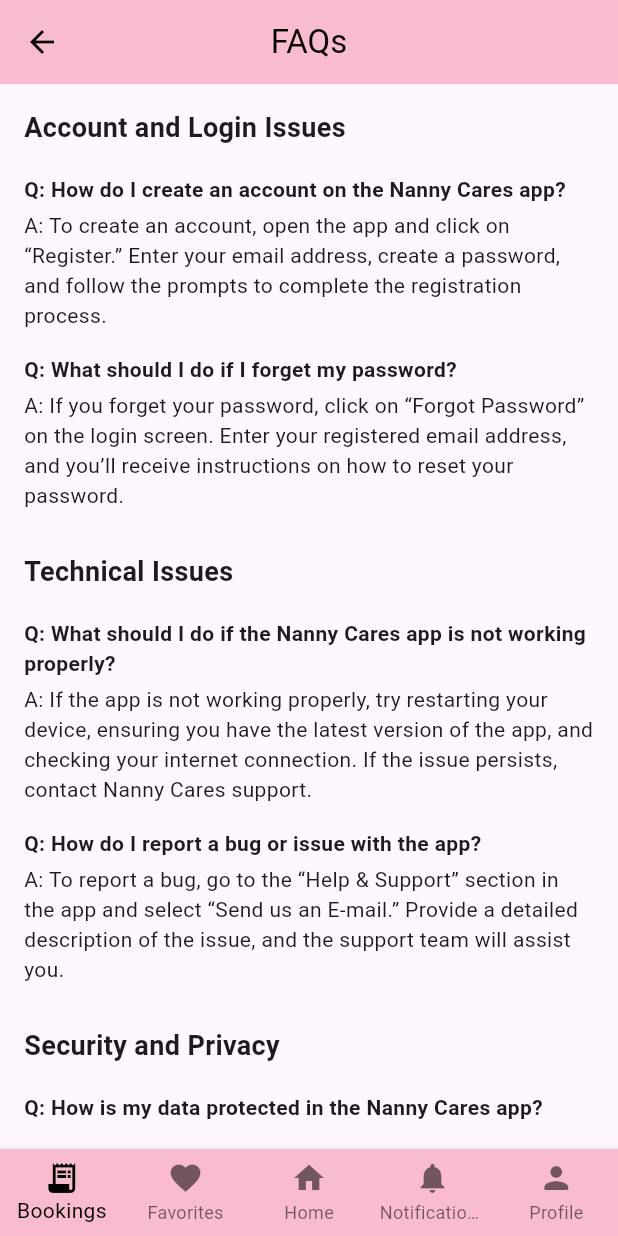
After one commit to LAJulia01/Flutter-Final-Project, a Flutter app: the HelpSupportScreen screen opened directly, after a tap on "FAQs", on a phone screen of 412 x 824 dp. The commit adds this screen. Run offline on Flutter 3.47's test engine with Material 3 defaults, Android fonts, the phone set to English and light mode, and no system bars; our stand-ins replace dio, file_picker, firebase_core, geolocator, google_maps_flutter, image_picker and 1 more; missing offline and left inert: flutter_polyline_points; accounts and stored records are empty.

Commit message:
edit as of 11/08/24

```diff
--- a/lib/main.dart
+++ b/lib/main.dart
@@ -1,5 +1,6 @@
 import 'package:flutter/material.dart';
 import 'package:firebase_core/firebase_core.dart';
+import 'package:module2_4_lab_exercise/models/helpandsupp_page.dart';
 import 'package:module2_4_lab_exercise/models/loginpage.dart';
 import 'firebase_options.dart';
 
@@ -17,13 +18,13 @@ class MyApp extends StatelessWidget {
   @override
   Widget build(BuildContext context) {
     return MaterialApp(
-      debugShowCheckedModeBanner: false,
+      debugShowCheckedModeBanner: true,
       title: 'Nanny Cares',
       theme: ThemeData(
         colorSchemeSeed: Color(0xffFFC1CC),
         useMaterial3: true,
       ),
-      home: const LoginPage(),
+      home: const HelpandSupportPage(),
     );
   }
 }
--- a/lib/models/helpandsupp_page.dart
+++ b/lib/models/helpandsupp_page.dart
@@ -1,118 +1,140 @@
 import 'package:flutter/material.dart';
+import 'package:module2_4_lab_exercise/models/helpandsupp_page2.dart';
+import 'package:module2_4_lab_exercise/models/helpandsupp_page3.dart';
 
-class Support extends StatelessWidget {
-  const Support({super.key});
+class HelpandSupportPage extends StatelessWidget {
+  const HelpandSupportPage({super.key});
+
+  @override
+  Widget build(BuildContext context) {
+    return MaterialApp(
+      home: HelpSupportScreen(),
+    );
+  }
+}
+
+class HelpSupportScreen extends StatelessWidget {
+  const HelpSupportScreen({super.key});
 
   @override
   Widget build(BuildContext context) {
     return Scaffold(
       appBar: AppBar(
-        title: const Text('Support'),
+        backgroundColor: Colors.pink[100],
+        leading: IconButton(
+          icon: Icon(Icons.arrow_back, color: Colors.black),
+          onPressed: () {
+            Navigator.pop(context); // Go back to the previous screen
+          },
+        ),
+        title: Text(
+          'Help and Support',
+          style: TextStyle(color: Colors.black),
+        ),
+        centerTitle: true,
+        elevation: 0,
       ),
       body: Padding(
         padding: const EdgeInsets.all(16.0),
         child: Column(
           mainAxisAlignment: MainAxisAlignment.center,
-          children: <Widget>[
-            Center(
-              child: Image.asset(
-                'images/penny.png',
-                width: 100,
-                height: 100,
-                semanticLabel: 'Support Center Logo', // For accessibility
-              ),
-            ),
-              const SizedBox(height: 16),
-
-            // Centered text
-            const Text(
-              'Support Center',
-              style: TextStyle(
-                fontSize: 24,
-                fontWeight: FontWeight.bold,
-              ),
+          children: [
+            Text(
+              'Hello, How can we Help you?',
+              style: TextStyle(fontSize: 18, fontWeight: FontWeight.bold),
               textAlign: TextAlign.center,
             ),
-            const SizedBox(height: 32),
-
-            // Box buttons
-            Column(
-              mainAxisSize: MainAxisSize.min,
-              children: [
-                _buildBoxButton(
+            SizedBox(height: 40),
+            SupportButton(
+              icon: Icons.email,
+              text: 'Send us an E-mail',
+              onTap: () {
+                Navigator.push(
                   context,
-                  'Button 1',
-                  'images/image1.png',
-                  const NextScreen1(),
-                ),
-                const SizedBox(height: 16),
-                _buildBoxButton(
+                  MaterialPageRoute(builder: (context) => HelpandsuppPage2()),
+                ); // Navigate to HelpandsuppPage2
+              },
+            ),
+            SizedBox(height: 20),
+            SupportButton(
+              text: 'FAQs',
+              onTap: () {
+                Navigator.push(
                   context,
-                  'Button 2',
-                  'images/image2.png',
-                  const NextScreen2(),
-                ),
-                const SizedBox(height: 16),
-                _buildBoxButton(
-                  context,
-                  'Button 3',
-                  'images/image3.png',
-                  const NextScreen3(),
-                ),
-              ],
+                  MaterialPageRoute(builder: (context) => HelpandsuppPage3()),
+                ); // Navigate to HelpandsuppPage3
+              },
             ),
           ],
         ),
       ),
+      bottomNavigationBar: BottomNavigationBar(
+        type: BottomNavigationBarType.fixed,
+        backgroundColor: Colors.pink[100],
+        selectedItemColor: Colors.black,
+        unselectedItemColor: Colors.black54,
+        items: const [
+          BottomNavigationBarItem(
+            icon: Icon(Icons.receipt_long),
+            label: 'Bookings',
+          ),
+          BottomNavigationBarItem(
+            icon: Icon(Icons.favorite),
+            label: 'Favorites',
+          ),
+          BottomNavigationBarItem(
+            icon: Icon(Icons.home),
+            label: 'Home',
+          ),
+          BottomNavigationBarItem(
+            icon: Icon(Icons.notifications),
+            label: 'Notifications',
+          ),
+          BottomNavigationBarItem(
+            icon: Icon(Icons.person),
+            label: 'Profile',
+          ),
+        ],
+        onTap: (index) {
+          // Handle bottom navigation actions
+        },
+      ),
     );
   }
+}
 
-  Widget _buildBoxButton(
-      BuildContext context, String text, String imagePath, Widget nextScreen) {
-    return InkWell(
-      onTap: () {
-        Navigator.push(
-          context,
-          MaterialPageRoute(builder: (context) => nextScreen),
-        );
-      },
+class SupportButton extends StatelessWidget {
+  final IconData? icon;
+  final String text;
+  final VoidCallback onTap;
+
+  const SupportButton({
+    super.key,
+    this.icon,
+    required this.text,
+    required this.onTap,
+  });
+
+  @override
+  Widget build(BuildContext context) {
+    return GestureDetector(
+      onTap: onTap,
       child: Container(
-        padding: const EdgeInsets.all(16),
+        padding: EdgeInsets.symmetric(vertical: 12.0, horizontal: 16.0),
         decoration: BoxDecoration(
-          color: Colors.blue,
-          borderRadius: BorderRadius.circular(8),
-          boxShadow: [
-            BoxShadow(
-              color: Colors.black.withOpacity(0.2),
-              blurRadius: 5,
-              offset: const Offset(0, 3),
-            ),
-          ],
+          color: Colors.grey[300],
+          borderRadius: BorderRadius.circular(8.0),
         ),
         child: Row(
-          mainAxisAlignment: MainAxisAlignment.spaceBetween,
+          mainAxisAlignment: MainAxisAlignment.center,
           children: [
-            Row(
-              children: [
-                Image.asset(
-                  imagePath,
-                  width: 40,
-                  height: 40,
-                  semanticLabel: '$text Icon', // For accessibility
-                ),
-                const SizedBox(width: 8),
-                Text(
-                  text,
-                  style: const TextStyle(
-                    color: Colors.white,
-                    fontSize: 18,
-                  ),
-                ),
-              ],
-            ),
-            const Icon(
-              Icons.arrow_forward,
-              color: Colors.white,
+            if (icon != null) ...[
+              Icon(icon, color: Colors.red),
+              SizedBox(width: 8.0),
+            ],
+            Text(
+              text,
+              style: TextStyle(fontSize: 16, fontWeight: FontWeight.w500),
             ),
           ],
         ),
@@ -120,40 +142,3 @@ class Support extends StatelessWidget {
     );
   }
 }
-
-// Placeholder screens for navigation
-class NextScreen1 extends StatelessWidget {
-  const NextScreen1({super.key});
-
-  @override
-  Widget build(BuildContext context) {
-    return Scaffold(
-      appBar: AppBar(title: const Text('Next Screen 1')),
-      body: const Center(child: Text('This is Next Screen 1')),
-    );
-  }
-}
-
-class NextScreen2 extends StatelessWidget {
-  const NextScreen2({super.key});
-
-  @override
-  Widget build(BuildContext context) {
-    return Scaffold(
-      appBar: AppBar(title: const Text('Next Screen 2')),
-      body: const Center(child: Text('This is Next Screen 2')),
-    );
-  }
-}
-
-class NextScreen3 extends StatelessWidget {
-  const NextScreen3({super.key});
-
-  @override
-  Widget build(BuildContext context) {
-    return Scaffold(
-      appBar: AppBar(title: const Text('Next Screen 3')),
-      body: const Center(child: Text('This is Next Screen 3')),
-    );
-  }
-}
--- /dev/null
+++ b/lib/models/helpandsupp_page3.dart
@@ -0,0 +1,186 @@
+import 'package:flutter/material.dart';
+
+
+
+class HelpandsuppPage3 extends StatelessWidget {
+  const HelpandsuppPage3({super.key});
+
+  @override
+  Widget build(BuildContext context) {
+    return MaterialApp(
+      home: FAQScreen(),
+    );
+  }
+}
+
+class FAQScreen extends StatelessWidget {
+  const FAQScreen({super.key});
+
+  @override
+  Widget build(BuildContext context) {
+    return Scaffold(
+      appBar: AppBar(
+        backgroundColor: Colors.pink[100],
+        leading: IconButton(
+          icon: Icon(Icons.arrow_back, color: Colors.black),
+          onPressed: () {
+            // Handle back navigation
+          },
+        ),
+        title: Text(
+          'FAQs',
+          style: TextStyle(color: Colors.black),
+        ),
+        centerTitle: true,
+        elevation: 0,
+      ),
+      body: Padding(
+        padding: const EdgeInsets.all(16.0),
+        child: SingleChildScrollView(
+          child: Column(
+            crossAxisAlignment: CrossAxisAlignment.start,
+            children: [
+              FAQSection(
+                title: 'Account and Login Issues',
+                faqs: [
+                  FAQ(
+                    question: 'How do I create an account on the Nanny Cares app?',
+                    answer:
+                        'To create an account, open the app and click on “Register.” Enter your email address, create a password, and follow the prompts to complete the registration process.',
+                  ),
+                  FAQ(
+                    question: 'What should I do if I forget my password?',
+                    answer:
+                        'If you forget your password, click on “Forgot Password” on the login screen. Enter your registered email address, and you’ll receive instructions on how to reset your password.',
+                  ),
+                ],
+              ),
+              FAQSection(
+                title: 'Technical Issues',
+                faqs: [
+                  FAQ(
+                    question: 'What should I do if the Nanny Cares app is not working properly?',
+                    answer:
+                        'If the app is not working properly, try restarting your device, ensuring you have the latest version of the app, and checking your internet connection. If the issue persists, contact Nanny Cares support.',
+                  ),
+                  FAQ(
+                    question: 'How do I report a bug or issue with the app?',
+                    answer:
+                        'To report a bug, go to the “Help & Support” section in the app and select “Send us an E-mail.” Provide a detailed description of the issue, and the support team will assist you.',
+                  ),
+                ],
+              ),
+              FAQSection(
+                title: 'Security and Privacy',
+                faqs: [
+                  FAQ(
+                    question: 'How is my data protected in the Nanny Cares app?',
+                    answer:
+                        'The Nanny Cares app uses advanced encryption and security protocols to protect your data. Your information is stored securely and is only accessible to authorized users.',
+                  ),
+                  FAQ(
+                    question: 'How can I delete my account and data from the Nanny Cares app?',
+                    answer:
+                        'To delete your account, go to the “Account Settings” section, select “Delete Account,” and follow the prompts. This will permanently remove your data from the app.',
+                  ),
+                ],
+              ),
+            ],
+          ),
+        ),
+      ),
+      bottomNavigationBar: BottomNavigationBar(
+        type: BottomNavigationBarType.fixed,
+        backgroundColor: Colors.pink[100],
+        selectedItemColor: Colors.black,
+        unselectedItemColor: Colors.black54,
+        items: const [
+          BottomNavigationBarItem(
+            icon: Icon(Icons.receipt_long),
+            label: 'Bookings',
+          ),
+          BottomNavigationBarItem(
+            icon: Icon(Icons.favorite),
+            label: 'Favorites',
+          ),
+          BottomNavigationBarItem(
+            icon: Icon(Icons.home),
+            label: 'Home',
+          ),
+          BottomNavigationBarItem(
+            icon: Icon(Icons.notifications),
+            label: 'Notifications',
+          ),
+          BottomNavigationBarItem(
+            icon: Icon(Icons.person),
+            label: 'Profile',
+          ),
+        ],
+        onTap: (index) {
+          // Handle bottom navigation actions
+        },
+      ),
+    );
+  }
+}
+
+class FAQSection extends StatelessWidget {
+  final String title;
+  final List<FAQ> faqs;
+
+  const FAQSection({
+    super.key,
+    required this.title,
+    required this.faqs,
+  });
+
+  @override
+  Widget build(BuildContext context) {
+    return Column(
+      crossAxisAlignment: CrossAxisAlignment.start,
+      children: [
+        Text(
+          title,
+          style: TextStyle(fontSize: 18, fontWeight: FontWeight.bold),
+        ),
+        SizedBox(height: 10),
+        ...faqs.map((faq) => FAQItem(faq: faq)),
+        SizedBox(height: 20),
+      ],
+    );
+  }
+}
+
+class FAQItem extends StatelessWidget {
+  final FAQ faq;
+
+  const FAQItem({
+    super.key,
+    required this.faq,
+  });
+
+  @override
+  Widget build(BuildContext context) {
+    return Padding(
+      padding: const EdgeInsets.symmetric(vertical: 8.0),
+      child: Column(
+        crossAxisAlignment: CrossAxisAlignment.start,
+        children: [
+          Text(
+            'Q: ${faq.question}',
+            style: TextStyle(fontWeight: FontWeight.bold),
+          ),
+          SizedBox(height: 4),
+          Text('A: ${faq.answer}'),
+        ],
+      ),
+    );
+  }
+}
+
+class FAQ {
+  final String question;
+  final String answer;
+
+  FAQ({required this.question, required this.answer});
+}
--- a/lib/views/addpaymentmehods.dart
+++ b/lib/views/addpaymentmehods.dart
@@ -7,6 +7,8 @@ void main() {
 }
 
 class Addpaymentmehods extends StatelessWidget {
+  const Addpaymentmehods({super.key});
+
   @override
   Widget build(BuildContext context) {
     return MaterialApp(
@@ -21,6 +23,8 @@ class Addpaymentmehods extends StatelessWidget {
 }
 
 class PaymentScreen extends StatelessWidget {
+  const PaymentScreen({super.key});
+
   @override
   Widget build(BuildContext context) {
     return Scaffold(
--- a/lib/views/chat.dart
+++ b/lib/views/chat.dart
@@ -2,6 +2,8 @@ import 'package:flutter/material.dart';
 import 'package:module2_4_lab_exercise/views/chathome.dart';
 
 class Chat extends StatelessWidget {
+  const Chat({super.key});
+
   @override
   Widget build(BuildContext context) {
     return MaterialApp(
@@ -13,6 +15,8 @@ class Chat extends StatelessWidget {
 }
 
 class ChatScreen extends StatefulWidget {
+  const ChatScreen({super.key});
+
   @override
   _ChatScreenState createState() => _ChatScreenState();
 }
@@ -154,7 +158,7 @@ class Message {
 class MessageBubble extends StatelessWidget {
   final Message message;
 
-  const MessageBubble({Key? key, required this.message}) : super(key: key);
+  const MessageBubble({super.key, required this.message});
 
   @override
   Widget build(BuildContext context) {
--- a/lib/views/chat2.dart
+++ b/lib/views/chat2.dart
@@ -2,6 +2,8 @@ import 'package:flutter/material.dart';
 import 'package:module2_4_lab_exercise/views/chathome.dart';
 
 class Chat2 extends StatelessWidget {
+  const Chat2({super.key});
+
   @override
   Widget build(BuildContext context) {
     return MaterialApp(
@@ -13,6 +15,8 @@ class Chat2 extends StatelessWidget {
 }
 
 class ChatScreen extends StatefulWidget {
+  const ChatScreen({super.key});
+
   @override
   _ChatScreenState createState() => _ChatScreenState();
 }
@@ -154,7 +158,7 @@ class Message {
 class MessageBubble extends StatelessWidget {
   final Message message;
 
-  const MessageBubble({Key? key, required this.message}) : super(key: key);
+  const MessageBubble({super.key, required this.message});
 
   @override
   Widget build(BuildContext context) {
```
Also changed, not shown: lib/main1.dart (deleted, +0 -29 lines), lib/models/helpandsupp_page2.dart (added, +115 -0 lines), lib/models/registerscreen.dart (+5 -5 lines).
